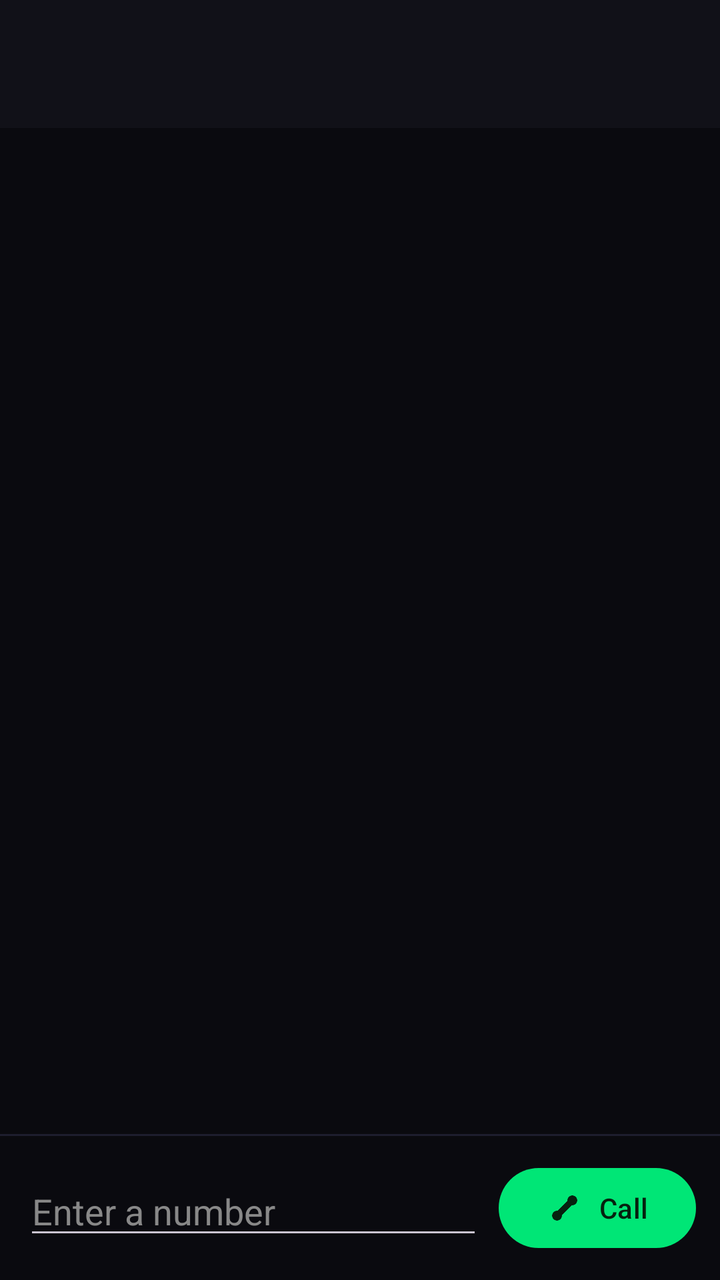
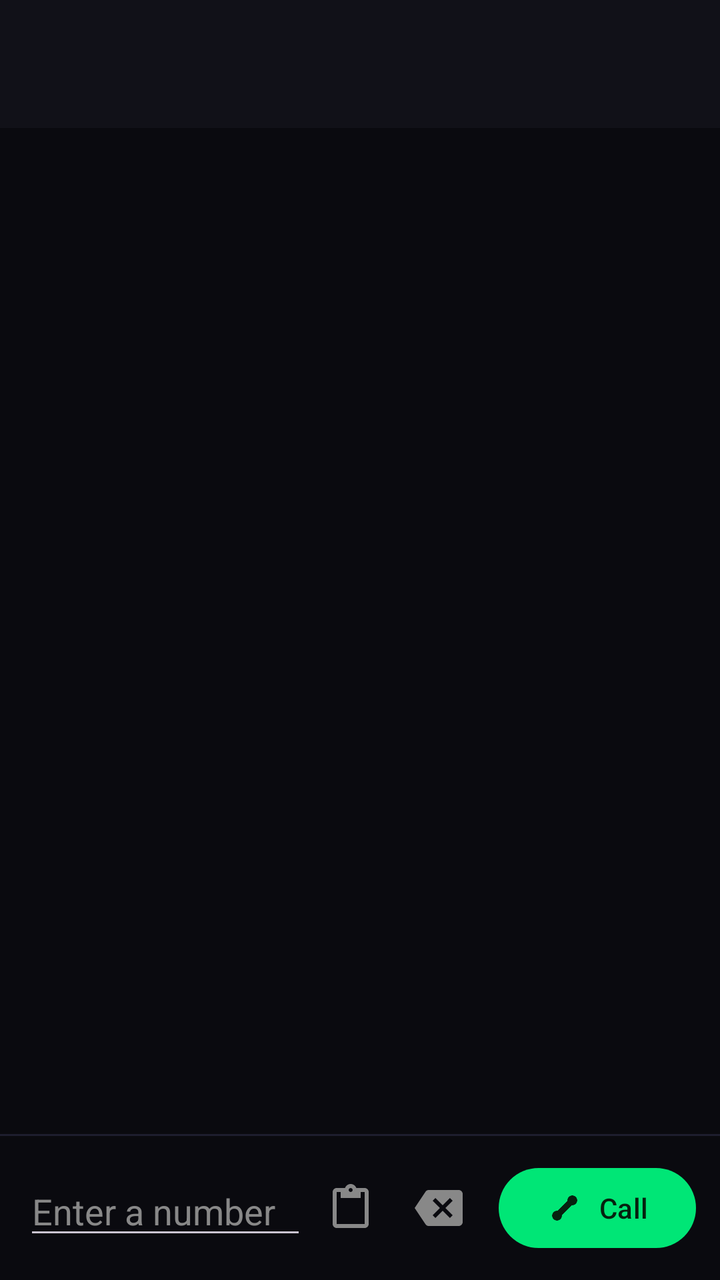

Two renders of the same Android screen: before a commit and after it. Below are the layout's source before the change and the commit's diff.
<!-- AndroidManifest.xml: application theme Theme.DresSecureComms -->
<!-- res/layout/activity_calls.xml -->
<?xml version="1.0" encoding="utf-8"?>
<LinearLayout xmlns:android="http://schemas.android.com/apk/res/android"
    xmlns:app="http://schemas.android.com/apk/res-auto"
    android:layout_width="match_parent"
    android:layout_height="match_parent"
    android:orientation="vertical"
    android:fitsSystemWindows="true">

    <com.google.android.material.appbar.MaterialToolbar
        android:id="@+id/toolbar"
        android:layout_width="match_parent"
        android:layout_height="?attr/actionBarSize"
        android:background="?attr/colorSurface" />

    <ListView
        android:id="@+id/list"
        android:layout_width="match_parent"
        android:layout_height="0dp"
        android:layout_weight="1"
        android:divider="@color/dres_border"
        android:dividerHeight="1dp" />

    <View
        android:layout_width="match_parent"
        android:layout_height="1dp"
        android:background="@color/dres_border" />

    <LinearLayout
        android:layout_width="match_parent"
        android:layout_height="wrap_content"
        android:gravity="center_vertical"
        android:orientation="horizontal"
        android:padding="12dp">

        <EditText
            android:id="@+id/number"
            android:layout_width="0dp"
            android:layout_height="wrap_content"
            android:layout_weight="1"
            android:hint="@string/dial_hint"
            android:inputType="phone"
            android:textColor="?attr/colorOnSurface"
            android:textColorHint="?attr/colorOnSurfaceVariant" />

        <com.google.android.material.button.MaterialButton
            android:id="@+id/callBtn"
            android:layout_width="wrap_content"
            android:layout_height="wrap_content"
            android:layout_marginStart="8dp"
            android:text="@string/call"
            app:icon="@drawable/ic_call"
            app:iconTint="@color/dres_on_green" />
    </LinearLayout>
</LinearLayout>
<!-- resources referenced by this layout -->
<resources>
  <color name="dres_border">#FF1E1E2E</color>
  <color name="dres_on_green">#FF06210F</color>
  <!-- drawable ic_call: png bitmap (drawable-xxhdpi, 2272 bytes) -->
  <string name="call">Call</string>
  <string name="dial_hint">Enter a number</string>
  <style name="Theme.DresSecureComms" parent="Theme.Material3.Dark.NoActionBar">
          <item name="colorPrimary">@color/dres_green</item>
          <item name="colorOnPrimary">@color/dres_on_green</item>
          <item name="colorPrimaryContainer">@color/dres_green_dim</item>
          <item name="colorOnPrimaryContainer">@color/dres_on_green</item>
  
          <item name="colorSecondary">@color/dres_yellow</item>
          <item name="colorOnSecondary">@color/dres_on_yellow</item>
  
          <item name="android:colorBackground">@color/dres_bg</item>
          <item name="colorOnBackground">@color/dres_text</item>
          <item name="colorSurface">@color/dres_surface</item>
          <item name="colorOnSurface">@color/dres_text</item>
          <item name="colorSurfaceVariant">@color/dres_surface2</item>
          <item name="colorOnSurfaceVariant">@color/dres_text_dim</item>
          <item name="colorOutline">@color/dres_border</item>
          <item name="colorOutlineVariant">@color/dres_border</item>
  
          <item name="android:statusBarColor">@color/dres_bg</item>
          <item name="android:navigationBarColor">@color/dres_bg</item>
          <item name="android:windowLightStatusBar">false</item>
      </style>
  <color name="dres_green">#FF00E676</color>
  <color name="dres_green_dim">#FF00C853</color>
  <color name="dres_yellow">#FFFFC800</color>
  <color name="dres_on_yellow">#FF1A1400</color>
  <color name="dres_bg">#FF0A0A0F</color>
  <color name="dres_text">#FFE0E0E0</color>
  <color name="dres_surface">#FF111118</color>
  <color name="dres_surface2">#FF16161F</color>
  <color name="dres_text_dim">#FF888888</color>
</resources>

<!-- the commit's change to res/layout/activity_calls.xml (unified diff, before → after) -->
@@ -42,6 +42,24 @@
             android:textColor="?attr/colorOnSurface"
             android:textColorHint="?attr/colorOnSurfaceVariant" />
 
+        <ImageButton
+            android:id="@+id/pasteBtn"
+            android:layout_width="44dp"
+            android:layout_height="44dp"
+            android:src="@drawable/ic_paste"
+            android:background="?attr/selectableItemBackgroundBorderless"
+            android:tint="?attr/colorOnSurfaceVariant"
+            android:contentDescription="@string/paste" />
+
+        <ImageButton
+            android:id="@+id/backspaceBtn"
+            android:layout_width="44dp"
+            android:layout_height="44dp"
+            android:src="@drawable/ic_backspace"
+            android:background="?attr/selectableItemBackgroundBorderless"
+            android:tint="?attr/colorOnSurfaceVariant"
+            android:contentDescription="@string/backspace" />
+
         <com.google.android.material.button.MaterialButton
             android:id="@+id/callBtn"
             android:layout_width="wrap_content"
<!-- resource entries referenced after the edit -->
@@ -2,9 +2,25 @@
 <resources>
   <color name="dres_border">#FF1E1E2E</color>
   <color name="dres_on_green">#FF06210F</color>
+  <!-- drawable ic_backspace (drawable) -->
+  <vector xmlns:android="http://schemas.android.com/apk/res/android"
+      android:width="24dp" android:height="24dp"
+      android:viewportWidth="24" android:viewportHeight="24">
+      <path android:fillColor="#FFFFFF"
+          android:pathData="M22,3H7c-0.69,0 -1.23,0.35 -1.59,0.88L0,12l5.41,8.11c0.36,0.53 0.9,0.89 1.59,0.89h15c1.1,0 2,-0.9 2,-2V5c0,-1.1 -0.9,-2 -2,-2zM19,15.59L17.59,17 14,13.41 10.41,17 9,15.59 12.59,12 9,8.41 10.41,7 14,10.59 17.59,7 19,8.41 15.41,12z" />
+  </vector>
   <!-- drawable ic_call: png bitmap (drawable-xxhdpi, 2272 bytes) -->
+  <!-- drawable ic_paste (drawable) -->
+  <vector xmlns:android="http://schemas.android.com/apk/res/android"
+      android:width="24dp" android:height="24dp"
+      android:viewportWidth="24" android:viewportHeight="24">
+      <path android:fillColor="#FFFFFF"
+          android:pathData="M19,2h-4.18C14.4,0.84 13.3,0 12,0 10.7,0 9.6,0.84 9.18,2H5C3.9,2 3,2.9 3,4v16c0,1.1 0.9,2 2,2h14c1.1,0 2,-0.9 2,-2V4c0,-1.1 -0.9,-2 -2,-2zM12,2c0.55,0 1,0.45 1,1s-0.45,1 -1,1 -1,-0.45 -1,-1 0.45,-1 1,-1zM19,20H5V4h2v3h10V4h2v16z" />
+  </vector>
+  <string name="backspace">Backspace</string>
   <string name="call">Call</string>
   <string name="dial_hint">Enter a number</string>
+  <string name="paste">Paste</string>
   <style name="Theme.DresSecureComms" parent="Theme.Material3.Dark.NoActionBar">
           <item name="colorPrimary">@color/dres_green</item>
           <item name="colorOnPrimary">@color/dres_on_green</item>
